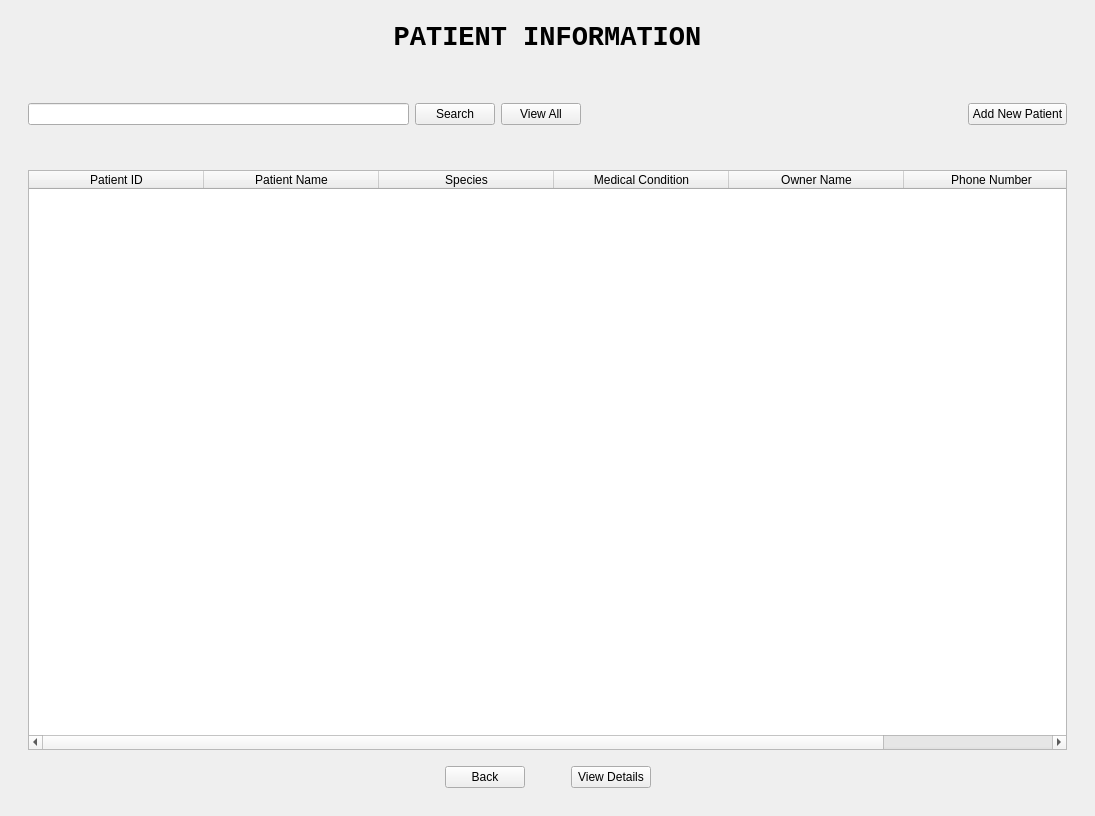
Qt form AnimalUI.ui (ASNaeem/Simple-VCMS) before a commit.
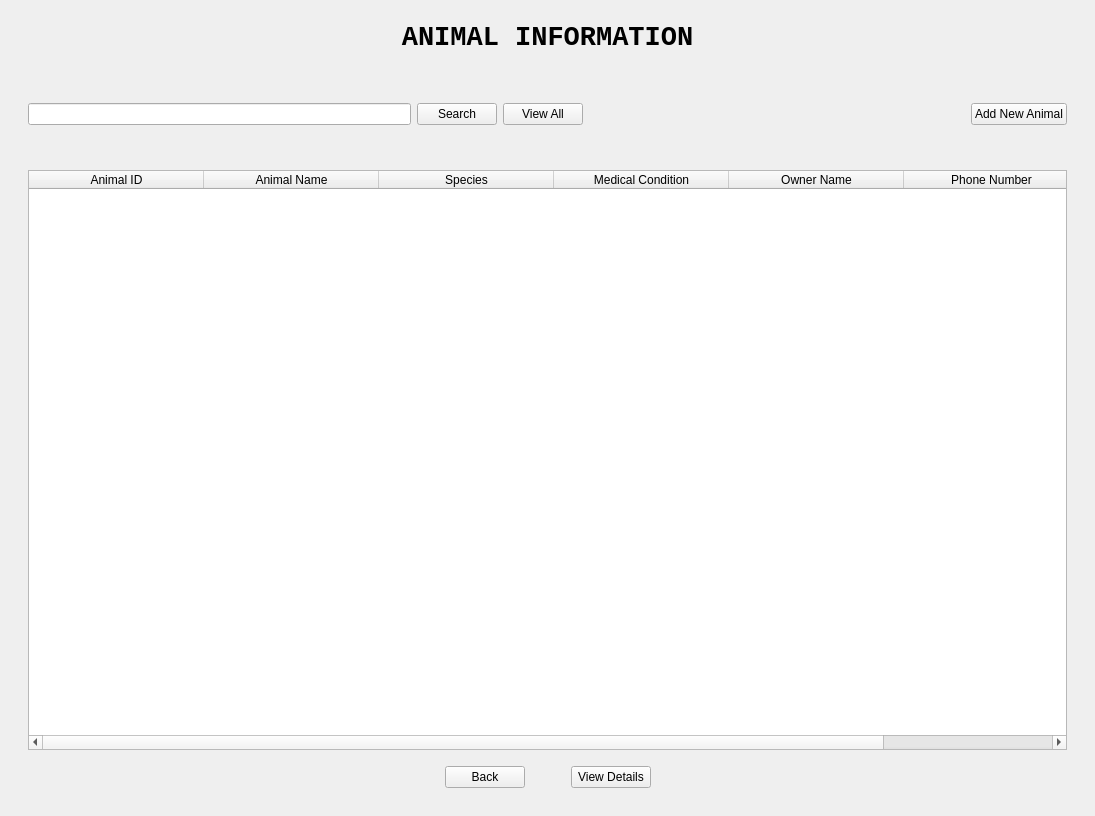
The same form after that commit.

```diff
--- a/AnimalUI.ui
+++ b/AnimalUI.ui
@@ -55,7 +55,7 @@
                </font>
               </property>
               <property name="text">
-               <string>PATIENT INFORMATION</string>
+               <string>ANIMAL INFORMATION</string>
               </property>
               <property name="alignment">
                <set>Qt::AlignCenter</set>
@@ -85,7 +85,7 @@
                <cursorShape>PointingHandCursor</cursorShape>
               </property>
               <property name="text">
-               <string>Add New Patient</string>
+               <string>Add New Animal</string>
               </property>
              </widget>
             </item>
@@ -179,12 +179,12 @@
               </attribute>
               <column>
                <property name="text">
-                <string>Patient ID</string>
+                <string>Animal ID</string>
                </property>
               </column>
               <column>
                <property name="text">
-                <string>Patient Name</string>
+                <string>Animal Name</string>
                </property>
               </column>
               <column>
```
Left out of the diff: 12 changed lines with no effect on the pictures.
